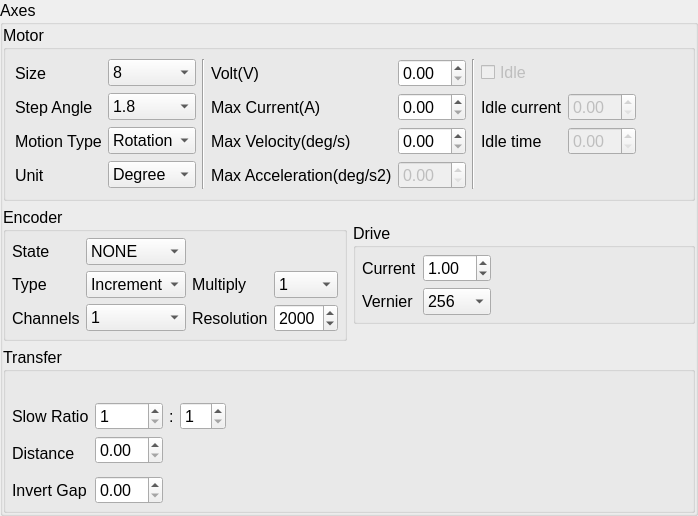
ww4u/megarobostudio, file source/wnd/ui/mrqaxes.ui: the form before one commit.
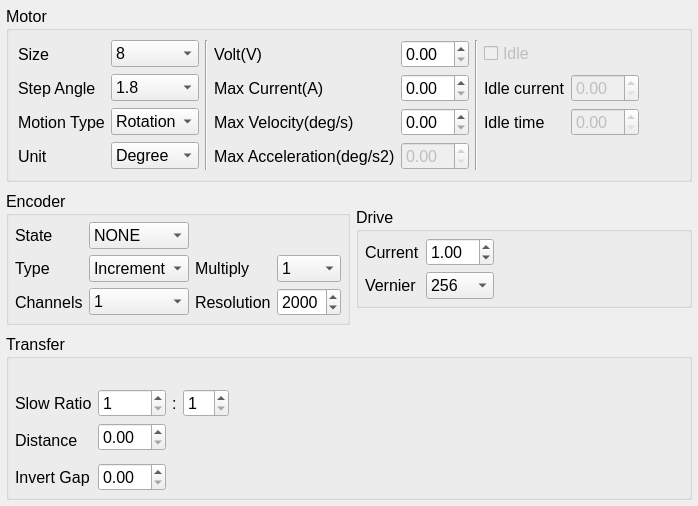
The form after the commit. Icons and pictures are not drawn.

The edit to the form file:
```diff
--- a/source/wnd/ui/mrqaxes.ui
+++ b/source/wnd/ui/mrqaxes.ui
@@ -7,7 +7,7 @@
     <x>0</x>
     <y>0</y>
     <width>698</width>
-    <height>442</height>
+    <height>495</height>
    </rect>
   </property>
   <property name="sizePolicy">
@@ -26,44 +26,334 @@
   </property>
   <layout class="QGridLayout" name="gridLayout_4">
    <property name="leftMargin">
-    <number>0</number>
+    <number>6</number>
    </property>
    <property name="topMargin">
-    <number>0</number>
+    <number>6</number>
    </property>
    <property name="rightMargin">
-    <number>0</number>
+    <number>6</number>
    </property>
    <property name="bottomMargin">
-    <number>0</number>
+    <number>6</number>
    </property>
-   <item row="0" column="0">
-    <widget class="QGroupBox" name="groupBox_2">
-     <property name="title">
-      <string>Axes</string>
-     </property>
-     <layout class="QVBoxLayout" name="verticalLayout_3">
+   <property name="verticalSpacing">
+    <number>9</number>
+   </property>
+   <item row="1" column="0">
+    <layout class="QHBoxLayout" name="horizontalLayout">
       <property name="spacing">
        <number>6</number>
       </property>
+     <item>
+      <widget class="QGroupBox" name="gb_encoder">
+       <property name="sizePolicy">
+        <sizepolicy hsizetype="Preferred" vsizetype="Fixed">
+         <horstretch>0</horstretch>
+         <verstretch>0</verstretch>
+        </sizepolicy>
+       </property>
+       <property name="title">
+        <string>Encoder</string>
+       </property>
+       <layout class="QGridLayout" name="gridLayout">
       <property name="leftMargin">
-       <number>0</number>
+         <number>6</number>
       </property>
       <property name="topMargin">
-       <number>0</number>
+         <number>6</number>
       </property>
       <property name="rightMargin">
-       <number>0</number>
+         <number>6</number>
       </property>
       <property name="bottomMargin">
-       <number>0</number>
-      </property>
+         <number>6</number>
+        </property>
+        <property name="horizontalSpacing">
+         <number>6</number>
+        </property>
+        <item row="4" column="1">
+         <spacer name="verticalSpacer_3">
+          <property name="orientation">
+           <enum>Qt::Vertical</enum>
+          </property>
+          <property name="sizeHint" stdset="0">
+           <size>
+            <width>20</width>
+            <height>0</height>
+           </size>
+          </property>
+         </spacer>
+        </item>
+        <item row="3" column="3">
+         <widget class="QSpinBox" name="spinEncLine">
+          <property name="minimum">
+           <number>1000</number>
+          </property>
+          <property name="maximum">
+           <number>5000</number>
+          </property>
+          <property name="singleStep">
+           <number>10</number>
+          </property>
+          <property name="value">
+           <number>2000</number>
+          </property>
+         </widget>
+        </item>
+        <item row="3" column="0">
+         <widget class="QLabel" name="label_2">
+          <property name="text">
+           <string>Channels</string>
+          </property>
+         </widget>
+        </item>
+        <item row="2" column="1">
+         <widget class="QComboBox" name="cmbEncType">
       <item>
+           <property name="text">
+            <string>Increment</string>
+           </property>
+          </item>
+          <item>
+           <property name="text">
+            <string>Absolute</string>
+           </property>
+          </item>
+         </widget>
+        </item>
+        <item row="2" column="2">
+         <widget class="QLabel" name="label_17">
+          <property name="text">
+           <string>Multiply</string>
+          </property>
+         </widget>
+        </item>
+        <item row="2" column="0">
+         <widget class="QLabel" name="label_15">
+          <property name="text">
+           <string>Type</string>
+          </property>
+         </widget>
+        </item>
+        <item row="2" column="3">
+         <widget class="QComboBox" name="cmbEncMul">
+          <item>
+           <property name="text">
+            <string>1</string>
+           </property>
+          </item>
+          <item>
+           <property name="text">
+            <string>2</string>
+           </property>
+          </item>
+          <item>
+           <property name="text">
+            <string>4</string>
+           </property>
+          </item>
+         </widget>
+        </item>
+        <item row="3" column="1">
+         <widget class="QComboBox" name="cmbEncChs">
+          <item>
+           <property name="text">
+            <string>1</string>
+           </property>
+          </item>
+          <item>
+           <property name="text">
+            <string>3</string>
+           </property>
+          </item>
+         </widget>
+        </item>
+        <item row="3" column="2">
+         <widget class="QLabel" name="label_16">
+          <property name="text">
+           <string>Resolution</string>
+          </property>
+         </widget>
+        </item>
+        <item row="0" column="0">
+         <widget class="QLabel" name="label_6">
+          <property name="text">
+           <string>State</string>
+          </property>
+         </widget>
+        </item>
+        <item row="0" column="1">
+         <widget class="QComboBox" name="cmbEncState">
+          <item>
+           <property name="text">
+            <string>NONE</string>
+           </property>
+          </item>
+          <item>
+           <property name="text">
+            <string>OFF</string>
+           </property>
+          </item>
+          <item>
+           <property name="text">
+            <string>ON</string>
+           </property>
+          </item>
+         </widget>
+        </item>
+       </layout>
+      </widget>
+     </item>
+     <item>
+      <widget class="QGroupBox" name="gb_driver">
+       <property name="sizePolicy">
+        <sizepolicy hsizetype="Preferred" vsizetype="Fixed">
+         <horstretch>0</horstretch>
+         <verstretch>0</verstretch>
+        </sizepolicy>
+       </property>
+       <property name="title">
+        <string>Drive</string>
+       </property>
+       <layout class="QGridLayout" name="gridLayout_3">
+        <property name="leftMargin">
+         <number>6</number>
+        </property>
+        <property name="topMargin">
+         <number>6</number>
+        </property>
+        <property name="rightMargin">
+         <number>6</number>
+        </property>
+        <property name="bottomMargin">
+         <number>6</number>
+        </property>
+        <property name="spacing">
+         <number>6</number>
+        </property>
+        <item row="7" column="0">
+         <widget class="QLabel" name="label_13">
+          <property name="text">
+           <string>Vernier</string>
+          </property>
+         </widget>
+        </item>
+        <item row="2" column="0">
+         <widget class="QLabel" name="label_14">
+          <property name="text">
+           <string>Current</string>
+          </property>
+         </widget>
+        </item>
+        <item row="7" column="1">
+         <widget class="QComboBox" name="cmbDrvVernier">
+          <property name="sizePolicy">
+           <sizepolicy hsizetype="Preferred" vsizetype="Fixed">
+            <horstretch>0</horstretch>
+            <verstretch>0</verstretch>
+           </sizepolicy>
+          </property>
+          <item>
+           <property name="text">
+            <string>256</string>
+           </property>
+          </item>
+          <item>
+           <property name="text">
+            <string>128</string>
+           </property>
+          </item>
+          <item>
+           <property name="text">
+            <string>64</string>
+           </property>
+          </item>
+          <item>
+           <property name="text">
+            <string>32</string>
+           </property>
+          </item>
+          <item>
+           <property name="text">
+            <string>16</string>
+           </property>
+          </item>
+          <item>
+           <property name="text">
+            <string>8</string>
+           </property>
+          </item>
+          <item>
+           <property name="text">
+            <string>4</string>
+           </property>
+          </item>
+          <item>
+           <property name="text">
+            <string>2</string>
+           </property>
+          </item>
+          <item>
+           <property name="text">
+            <string>1</string>
+           </property>
+          </item>
+         </widget>
+        </item>
+        <item row="2" column="1">
+         <widget class="QDoubleSpinBox" name="dblCurrent">
+          <property name="minimum">
+           <double>0.100000000000000</double>
+          </property>
+          <property name="maximum">
+           <double>25.000000000000000</double>
+          </property>
+          <property name="value">
+           <double>1.000000000000000</double>
+          </property>
+         </widget>
+        </item>
+        <item row="2" column="2">
+         <spacer name="horizontalSpacer">
+          <property name="orientation">
+           <enum>Qt::Horizontal</enum>
+          </property>
+          <property name="sizeHint" stdset="0">
+           <size>
+            <width>40</width>
+            <height>20</height>
+           </size>
+          </property>
+         </spacer>
+        </item>
+        <item row="8" column="0">
+         <spacer name="verticalSpacer_2">
+          <property name="orientation">
+           <enum>Qt::Vertical</enum>
+          </property>
+          <property name="sizeHint" stdset="0">
+           <size>
+            <width>20</width>
+            <height>0</height>
+           </size>
+          </property>
+         </spacer>
+        </item>
+       </layout>
+      </widget>
+     </item>
+    </layout>
+   </item>
+   <item row="0" column="0">
        <widget class="QGroupBox" name="groupBox">
         <property name="title">
          <string>Motor</string>
         </property>
         <layout class="QGridLayout" name="gridLayout_5">
+      <property name="verticalSpacing">
+       <number>6</number>
+      </property>
          <item row="0" column="0">
           <widget class="QLabel" name="label">
            <property name="text">
@@ -295,319 +585,7 @@
         </layout>
        </widget>
       </item>
-      <item>
-       <layout class="QVBoxLayout" name="verticalLayout_2">
-        <property name="spacing">
-         <number>6</number>
-        </property>
-        <item>
-         <layout class="QHBoxLayout" name="horizontalLayout">
-          <property name="spacing">
-           <number>6</number>
-          </property>
-          <item>
-           <widget class="QGroupBox" name="gb_encoder">
-            <property name="sizePolicy">
-             <sizepolicy hsizetype="Preferred" vsizetype="Fixed">
-              <horstretch>0</horstretch>
-              <verstretch>0</verstretch>
-             </sizepolicy>
-            </property>
-            <property name="title">
-             <string>Encoder</string>
-            </property>
-            <layout class="QGridLayout" name="gridLayout">
-             <property name="leftMargin">
-              <number>6</number>
-             </property>
-             <property name="topMargin">
-              <number>6</number>
-             </property>
-             <property name="rightMargin">
-              <number>6</number>
-             </property>
-             <property name="bottomMargin">
-              <number>6</number>
-             </property>
-             <property name="horizontalSpacing">
-              <number>6</number>
-             </property>
-             <item row="4" column="1">
-              <spacer name="verticalSpacer_3">
-               <property name="orientation">
-                <enum>Qt::Vertical</enum>
-               </property>
-               <property name="sizeHint" stdset="0">
-                <size>
-                 <width>20</width>
-                 <height>0</height>
-                </size>
-               </property>
-              </spacer>
-             </item>
-             <item row="3" column="3">
-              <widget class="QSpinBox" name="spinEncLine">
-               <property name="minimum">
-                <number>1000</number>
-               </property>
-               <property name="maximum">
-                <number>5000</number>
-               </property>
-               <property name="singleStep">
-                <number>10</number>
-               </property>
-               <property name="value">
-                <number>2000</number>
-               </property>
-              </widget>
-             </item>
-             <item row="3" column="0">
-              <widget class="QLabel" name="label_2">
-               <property name="text">
-                <string>Channels</string>
-               </property>
-              </widget>
-             </item>
-             <item row="2" column="1">
-              <widget class="QComboBox" name="cmbEncType">
-               <item>
-                <property name="text">
-                 <string>Increment</string>
-                </property>
-               </item>
-               <item>
-                <property name="text">
-                 <string>Absolute</string>
-                </property>
-               </item>
-              </widget>
-             </item>
-             <item row="2" column="2">
-              <widget class="QLabel" name="label_17">
-               <property name="text">
-                <string>Multiply</string>
-               </property>
-              </widget>
-             </item>
              <item row="2" column="0">
-              <widget class="QLabel" name="label_15">
-               <property name="text">
-                <string>Type</string>
-               </property>
-              </widget>
-             </item>
-             <item row="2" column="3">
-              <widget class="QComboBox" name="cmbEncMul">
-               <item>
-                <property name="text">
-                 <string>1</string>
-                </property>
-               </item>
-               <item>
-                <property name="text">
-                 <string>2</string>
-                </property>
-               </item>
-               <item>
-                <property name="text">
-                 <string>4</string>
-                </property>
-               </item>
-              </widget>
-             </item>
-             <item row="3" column="1">
-              <widget class="QComboBox" name="cmbEncChs">
-               <item>
-                <property name="text">
-                 <string>1</string>
-                </property>
-               </item>
-               <item>
-                <property name="text">
-                 <string>3</string>
-                </property>
-               </item>
-              </widget>
-             </item>
-             <item row="3" column="2">
-              <widget class="QLabel" name="label_16">
-               <property name="text">
-                <string>Resolution</string>
-               </property>
-              </widget>
-             </item>
-             <item row="0" column="0">
-              <widget class="QLabel" name="label_6">
-               <property name="text">
-                <string>State</string>
-               </property>
-              </widget>
-             </item>
-             <item row="0" column="1">
-              <widget class="QComboBox" name="cmbEncState">
-               <item>
-                <property name="text">
-                 <string>NONE</string>
-                </property>
-               </item>
-               <item>
-                <property name="text">
-                 <string>OFF</string>
-                </property>
-               </item>
-               <item>
-                <property name="text">
-                 <string>ON</string>
-                </property>
-               </item>
-              </widget>
-             </item>
-            </layout>
-           </widget>
-          </item>
-          <item>
-           <widget class="QGroupBox" name="gb_driver">
-            <property name="sizePolicy">
-             <sizepolicy hsizetype="Preferred" vsizetype="Fixed">
-              <horstretch>0</horstretch>
-              <verstretch>0</verstretch>
-             </sizepolicy>
-            </property>
-            <property name="title">
-             <string>Drive</string>
-            </property>
-            <layout class="QGridLayout" name="gridLayout_3">
-             <property name="leftMargin">
-              <number>6</number>
-             </property>
-             <property name="topMargin">
-              <number>6</number>
-             </property>
-             <property name="rightMargin">
-              <number>6</number>
-             </property>
-             <property name="bottomMargin">
-              <number>6</number>
-             </property>
-             <property name="horizontalSpacing">
-              <number>6</number>
-             </property>
-             <item row="7" column="0">
-              <widget class="QLabel" name="label_13">
-               <property name="text">
-                <string>Vernier</string>
-               </property>
-              </widget>
-             </item>
-             <item row="2" column="0">
-              <widget class="QLabel" name="label_14">
-               <property name="text">
-                <string>Current</string>
-               </property>
-              </widget>
-             </item>
-             <item row="7" column="1">
-              <widget class="QComboBox" name="cmbDrvVernier">
-               <property name="sizePolicy">
-                <sizepolicy hsizetype="Preferred" vsizetype="Fixed">
-                 <horstretch>0</horstretch>
-                 <verstretch>0</verstretch>
-                </sizepolicy>
-               </property>
-               <item>
-                <property name="text">
-                 <string>256</string>
-                </property>
-               </item>
-               <item>
-                <property name="text">
-                 <string>128</string>
-                </property>
-               </item>
-               <item>
-                <property name="text">
-                 <string>64</string>
-                </property>
-               </item>
-               <item>
-                <property name="text">
-                 <string>32</string>
-                </property>
-               </item>
-               <item>
-                <property name="text">
-                 <string>16</string>
-                </property>
-               </item>
-               <item>
-                <property name="text">
-                 <string>8</string>
-                </property>
-               </item>
-               <item>
-                <property name="text">
-                 <string>4</string>
-                </property>
-               </item>
-               <item>
-                <property name="text">
-                 <string>2</string>
-                </property>
-               </item>
-               <item>
-                <property name="text">
-                 <string>1</string>
-                </property>
-               </item>
-              </widget>
-             </item>
-             <item row="2" column="1">
-              <widget class="QDoubleSpinBox" name="dblCurrent">
-               <property name="minimum">
-                <double>0.100000000000000</double>
-               </property>
-               <property name="maximum">
-                <double>25.000000000000000</double>
-               </property>
-               <property name="value">
-                <double>1.000000000000000</double>
-               </property>
-              </widget>
-             </item>
-             <item row="2" column="2">
-              <spacer name="horizontalSpacer">
-               <property name="orientation">
-                <enum>Qt::Horizontal</enum>
-               </property>
-               <property name="sizeHint" stdset="0">
-                <size>
-                 <width>40</width>
-                 <height>20</height>
-                </size>
-               </property>
-              </spacer>
-             </item>
-             <item row="8" column="0">
-              <spacer name="verticalSpacer_2">
-               <property name="orientation">
-                <enum>Qt::Vertical</enum>
-               </property>
-               <property name="sizeHint" stdset="0">
-                <size>
-                 <width>20</width>
-                 <height>0</height>
-                </size>
-               </property>
-              </spacer>
-             </item>
-            </layout>
-           </widget>
-          </item>
-         </layout>
-        </item>
-       </layout>
-      </item>
-      <item>
        <widget class="QGroupBox" name="gb_transfer">
         <property name="sizePolicy">
          <sizepolicy hsizetype="Preferred" vsizetype="Fixed">
@@ -739,7 +717,7 @@
         </layout>
        </widget>
       </item>
-      <item>
+   <item row="3" column="0">
        <spacer name="verticalSpacer">
         <property name="orientation">
          <enum>Qt::Vertical</enum>
@@ -747,13 +725,10 @@
         <property name="sizeHint" stdset="0">
          <size>
           <width>20</width>
-          <height>10</height>
+       <height>40</height>
          </size>
         </property>
        </spacer>
-      </item>
-     </layout>
-    </widget>
    </item>
   </layout>
  </widget>
```
Lines whose indentation alone changed are shown as unchanged.
